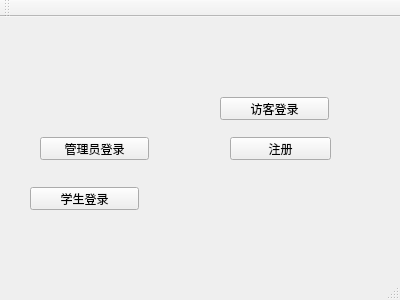
Above: mainwindow.ui from Qianjx/LibrarySystem before the change. Below: the same form after it.
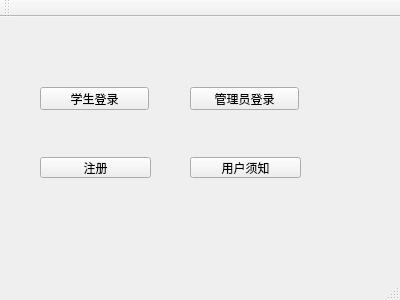
That is the form after the change.

Patch:
```diff
--- a/mainwindow.ui
+++ b/mainwindow.ui
@@ -17,10 +17,10 @@
    <widget class="QPushButton" name="pushButton_2">
     <property name="geometry">
      <rect>
-      <x>230</x>
-      <y>120</y>
-      <width>101</width>
-      <height>23</height>
+      <x>40</x>
+      <y>140</y>
+      <width>111</width>
+      <height>21</height>
      </rect>
     </property>
     <property name="text">
@@ -30,8 +30,8 @@
    <widget class="QPushButton" name="pushButton">
     <property name="geometry">
      <rect>
-      <x>30</x>
-      <y>170</y>
+      <x>40</x>
+      <y>70</y>
       <width>109</width>
       <height>23</height>
      </rect>
@@ -43,8 +43,8 @@
    <widget class="QPushButton" name="pushButton_4">
     <property name="geometry">
      <rect>
-      <x>40</x>
-      <y>120</y>
+      <x>190</x>
+      <y>70</y>
       <width>109</width>
       <height>23</height>
      </rect>
@@ -56,14 +56,14 @@
    <widget class="QPushButton" name="pushButton_3">
     <property name="geometry">
      <rect>
-      <x>220</x>
-      <y>80</y>
-      <width>109</width>
-      <height>23</height>
+      <x>190</x>
+      <y>140</y>
+      <width>111</width>
+      <height>21</height>
      </rect>
     </property>
     <property name="text">
-     <string>访客登录</string>
+     <string>用户须知</string>
     </property>
    </widget>
   </widget>
```
